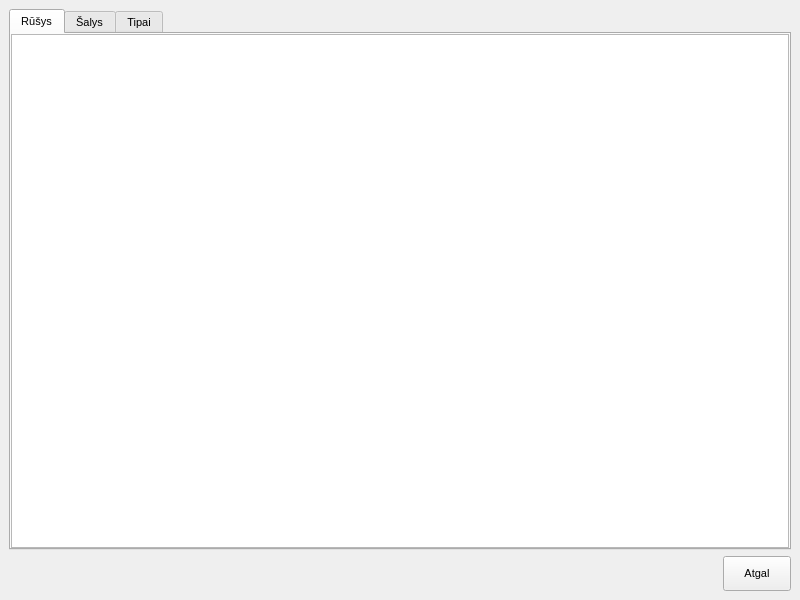
This is nokia/AlausRadaras/brandtabs.ui in vincnetas/alaus-radaras as Qt 5 draws it before an edit. The edited form follows.
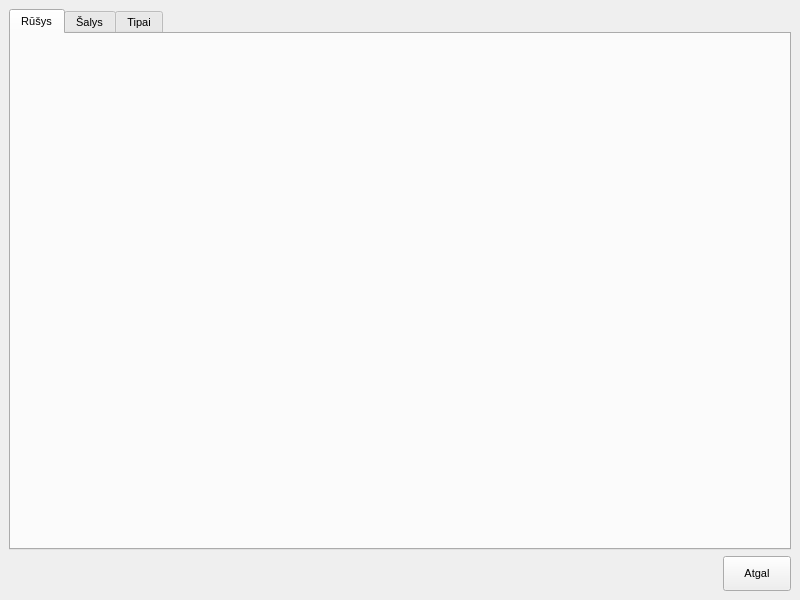
This is the edited form. Icons and pictures are not drawn.

Commit message: Implemented beer counter. Tested QListView for performance. Tried to add GPS tracking (cannot get QTMobility to work)

Diff of the .ui file:
```diff
--- a/nokia/AlausRadaras/brandtabs.ui
+++ b/nokia/AlausRadaras/brandtabs.ui
@@ -71,16 +71,6 @@
         <property name="margin">
          <number>0</number>
         </property>
-        <item>
-         <widget class="QListView" name="brandListView">
-          <property name="styleSheet">
-           <string notr="true">#brandListView { border-image:url(:/images/background.png); } </string>
-          </property>
-          <property name="horizontalScrollBarPolicy">
-           <enum>Qt::ScrollBarAlwaysOff</enum>
-          </property>
-         </widget>
-        </item>
        </layout>
       </widget>
       <widget class="QWidget" name="tabCountries">
```
The commit also changes 18 other files.
